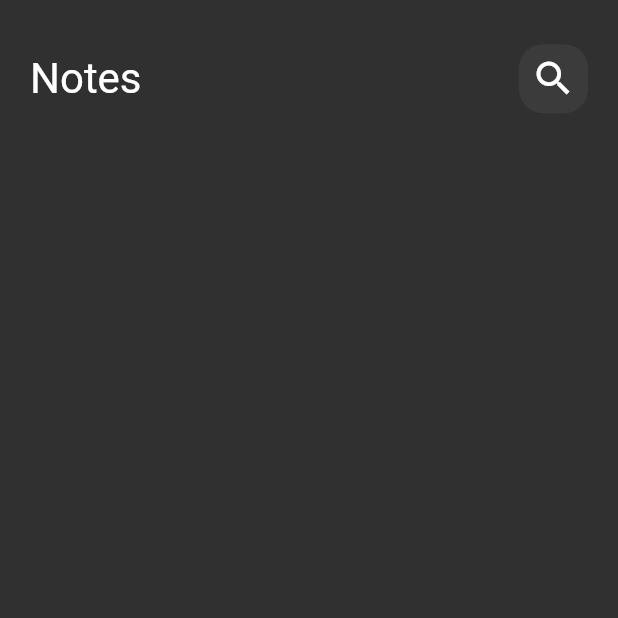
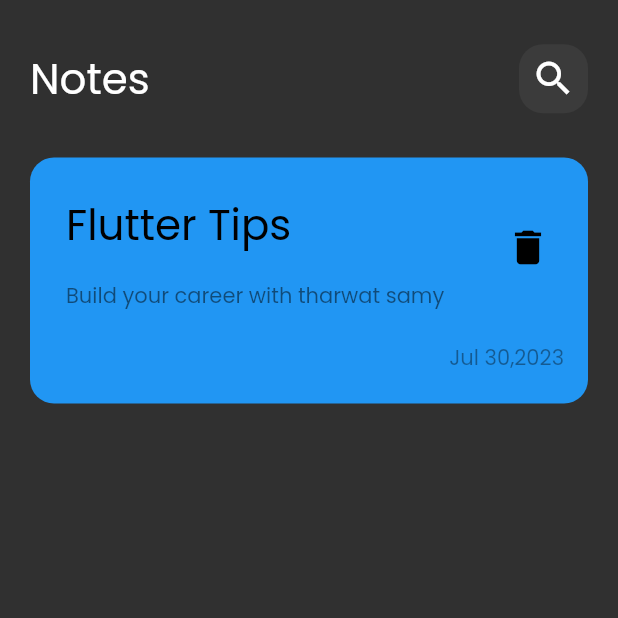
Before and after one commit to Amirkhaled-03/noteApp, a Flutter app: the screen it shows after launch, on a phone screen of 412 x 824 dp, the top half of it. Run offline on Flutter 3.47's test engine with Material 2 defaults, Android fonts, the phone set to English and light mode, and no system bars.

Commit message:
custom_note_item

```diff
--- a/lib/main.dart
+++ b/lib/main.dart
@@ -13,9 +13,8 @@ class NoteApp extends StatelessWidget {
     return MaterialApp(
       debugShowCheckedModeBanner: false,
       // theme: ThemeData.dark(),
-      theme: ThemeData.dark(),
-      home:const NoteView(),
-
+      theme: ThemeData(brightness: Brightness.dark, fontFamily: "Poppins"),
+      home: const NoteView(),
     );
   }
 }
--- /dev/null
+++ b/lib/widgets/custom_note_item.dart
@@ -0,0 +1,49 @@
+
+import 'package:flutter/material.dart';
+
+class NotesItem extends StatelessWidget {
+  const NotesItem({super.key});
+
+  @override
+  Widget build(BuildContext context) {
+    return Container(
+      padding: const EdgeInsets.only(top: 20, left: 8, bottom: 20),
+      decoration: BoxDecoration(
+        color: Colors.blue,
+        borderRadius: BorderRadius.circular(16),
+      ),
+      child: Column(
+        crossAxisAlignment: CrossAxisAlignment.end,
+        children: [
+          ListTile(
+            title: const Text(
+              "Flutter Tips",
+              style: TextStyle(color: Colors.black, fontSize: 28),
+            ),
+            subtitle: Padding(
+              padding: const EdgeInsets.symmetric(vertical: 16),
+              child: Text(
+                "Build your career with tharwat samy",
+                style: TextStyle(color: Colors.black.withOpacity(.5)),
+              ),
+            ),
+            trailing: IconButton(
+                onPressed: () {},
+                icon: const Icon(
+                  Icons.delete,
+                  color: Colors.black,
+                  size: 30,
+                )),
+          ),
+          Padding(
+            padding: const EdgeInsets.only(right: 16),
+            child: Text(
+              "Jul 30,2023",
+              style: TextStyle(color: Colors.black.withOpacity(0.4)),
+            ),
+          )
+        ],
+      ),
+    );
+  }
+}
--- a/lib/widgets/notes_view_body.dart
+++ b/lib/widgets/notes_view_body.dart
@@ -1,5 +1,6 @@
 import 'package:flutter/material.dart';
 import 'package:notes_app/widgets/custom_app_bar.dart';
+import 'package:notes_app/widgets/custom_note_item.dart';
 
 class NotesViewBody extends StatelessWidget {
   const NotesViewBody({super.key});
@@ -11,6 +12,7 @@ class NotesViewBody extends StatelessWidget {
       child: Column(
         children: [
           CustomAppBar(),
+          NotesItem(),
         ],
       ),
     );
```
Also changed, not shown: pubspec.yaml (+4 -4 lines), Assets/fonts/Poppins-Regular.ttf (added).
